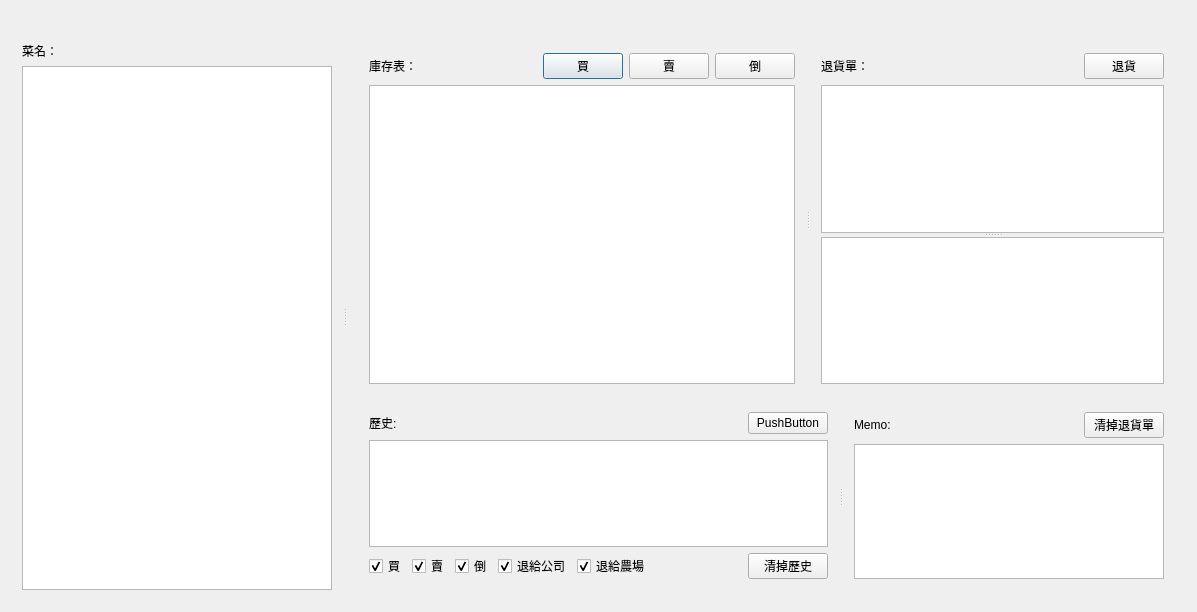
Old version of the form dialog.ui in the repository ultimatedbz/inventory.
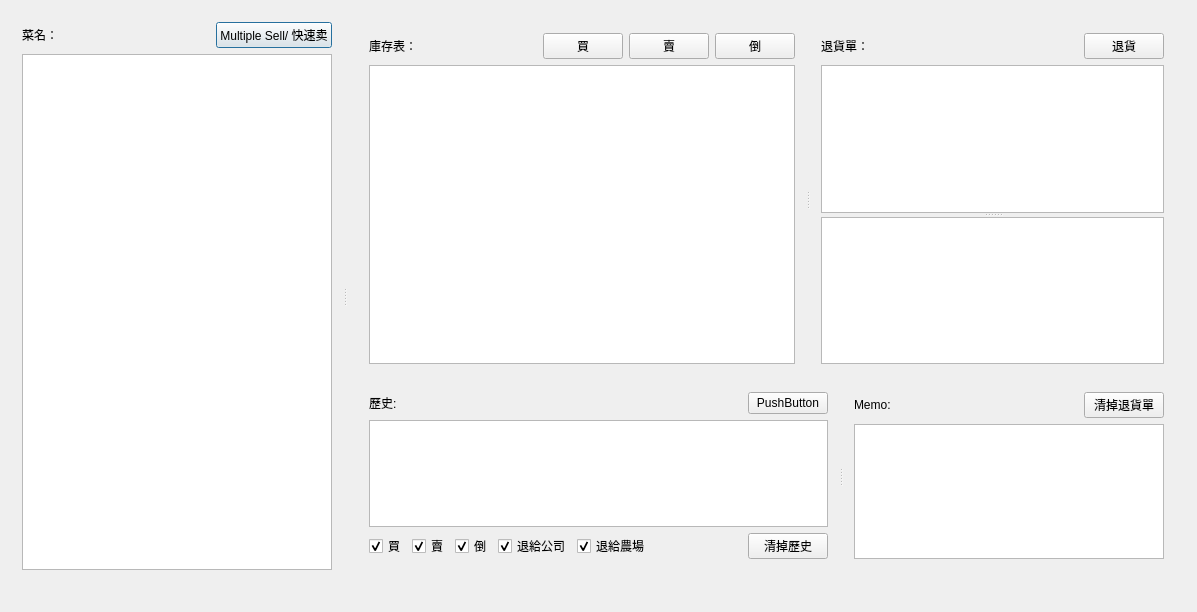
New version of the form.

```diff
--- a/dialog.ui
+++ b/dialog.ui
@@ -14,19 +14,6 @@
    <string>Dialog</string>
   </property>
   <layout class="QVBoxLayout" name="verticalLayout_7">
-   <item>
-    <widget class="QLabel" name="label_4">
-     <property name="sizePolicy">
-      <sizepolicy hsizetype="Preferred" vsizetype="Fixed">
-       <horstretch>0</horstretch>
-       <verstretch>0</verstretch>
-      </sizepolicy>
-     </property>
-     <property name="text">
-      <string/>
-     </property>
-    </widget>
-   </item>
    <item>
     <widget class="QSplitter" name="splitter_4">
      <property name="orientation">
@@ -35,11 +22,28 @@
      <widget class="QWidget" name="">
       <layout class="QVBoxLayout" name="verticalLayout_6">
        <item>
-        <widget class="QLabel" name="VegieList">
-         <property name="text">
-          <string>菜名：</string>
-         </property>
-        </widget>
+        <layout class="QHBoxLayout" name="horizontalLayout_6">
+         <item>
+          <widget class="QLabel" name="VegieList">
+           <property name="text">
+            <string>菜名：</string>
+           </property>
+          </widget>
+         </item>
+         <item>
+          <widget class="QPushButton" name="multiSellButton">
+           <property name="sizePolicy">
+            <sizepolicy hsizetype="Maximum" vsizetype="Fixed">
+             <horstretch>0</horstretch>
+             <verstretch>0</verstretch>
+            </sizepolicy>
+           </property>
+           <property name="text">
+            <string>Multiple Sell/ 快速卖</string>
+           </property>
+          </widget>
+         </item>
+        </layout>
        </item>
        <item>
         <layout class="QGridLayout" name="gridLayout">
@@ -372,6 +376,19 @@
      </widget>
     </widget>
    </item>
+   <item>
+    <widget class="QLabel" name="label_4">
+     <property name="sizePolicy">
+      <sizepolicy hsizetype="Preferred" vsizetype="Fixed">
+       <horstretch>0</horstretch>
+       <verstretch>0</verstretch>
+      </sizepolicy>
+     </property>
+     <property name="text">
+      <string/>
+     </property>
+    </widget>
+   </item>
   </layout>
  </widget>
  <layoutdefault spacing="6" margin="11"/>
```
